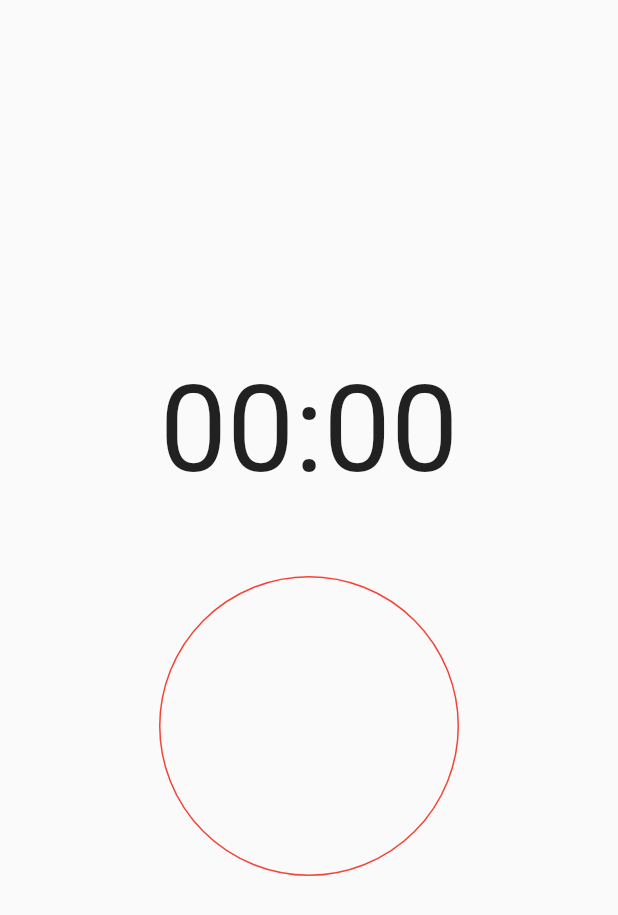
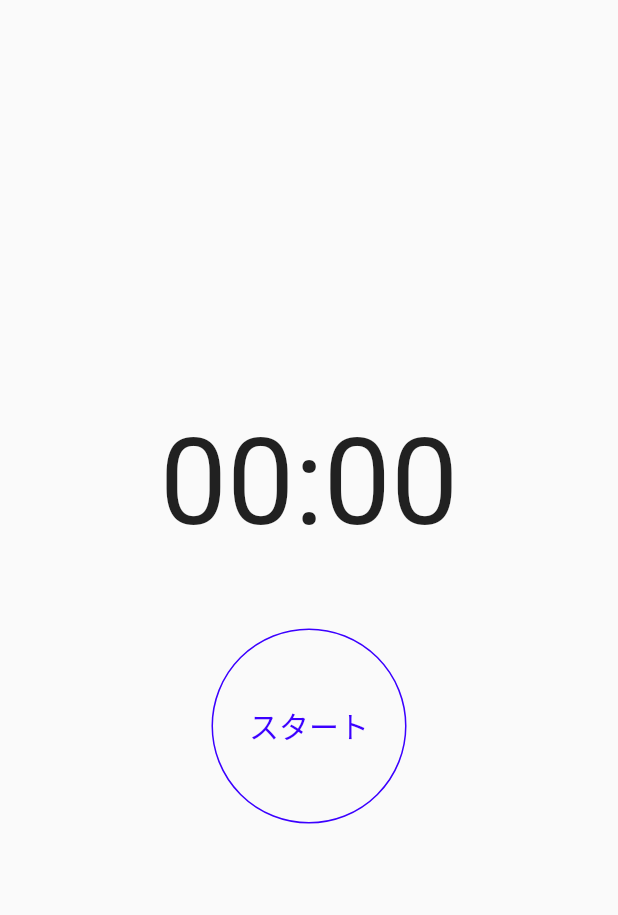
Before and after one commit to SeyaKen/ENPITSU, a Flutter app: the TextsTimer screen opened directly, on a phone screen of 412 x 824 dp. Shown: the top 915 px of the screen. Run offline on Flutter 3.47's test engine with Material 2 defaults, Android fonts, the phone set to English and light mode, and no system bars; our stand-ins replace charts_flutter, cloud_firestore, firebase_auth, firebase_core, firebase_remote_config, firebase_storage and 7 more; missing offline and left inert: cloud_firestore_web, firebase_auth_web, firebase_core_web, firebase_storage_web, google_sign_in_web, image_picker_for_web and 1 more; accounts and stored records are empty.

Commit message:
first commit commit m

```diff
--- a/lib/TextsTimer/timer.dart
+++ b/lib/TextsTimer/timer.dart
@@ -54,7 +54,9 @@ class _TextsTimerState extends State<TextsTimer> {
 
   @override
   Widget build(BuildContext context) {
-
+    // final isZero = timer == null ? false : timer!.isActive;
+    // タイマーがまだ始まっていないのか、もう一回押されたのかを確認するための処理
+    final isZero = duration.inSeconds != 0;
     return Scaffold(
         body: Center(
       child: Column(
@@ -62,6 +64,36 @@ class _TextsTimerState extends State<TextsTimer> {
         children: [
           buildTime(),
           const SizedBox(height: 50),
+          SizedBox(
+            width: MediaQuery.of(context).size.width * 0.8,
+            child: Row(
+              mainAxisAlignment: MainAxisAlignment.spaceAround,
+              children: [
+                isZero
+                    ? InkWell(
+                        onTap: () {
+                          reset();
+                        },
+                        child: Container(
+                          padding: const EdgeInsets.all(5.0),
+                          width: 80,
+                          height: 80,
+                          decoration: BoxDecoration(
+                            border: Border.all(
+                              color: Colors.black,
+                            ),
+                            borderRadius: BorderRadius.circular(1000),
+                          ),
+                          child: const Center(
+                            child: Text('リセット',
+                                style: TextStyle(
+                                  color: Colors.black,
+                                  fontSize: 12,
+                                )),
+                          ),
+                        ),
+                      )
+                    : const SizedBox(),
                 InkWell(
                   onTap: () {
                     // タイマーが進んでいたら、止まる処理、
@@ -70,12 +102,48 @@ class _TextsTimerState extends State<TextsTimer> {
                   },
                   child: Container(
                     padding: const EdgeInsets.all(5.0),
-              width: 200,
-              height: 200,
+                    width: 130,
+                    height: 130,
                     decoration: BoxDecoration(
-                border: Border.all(color: Colors.red),
+                      border: Border.all(
+                        color: GoonTimer ? Colors.red : const Color(0xff3B00FF),
+                      ),
                       borderRadius: BorderRadius.circular(1000),
                     ),
+                    child: Center(
+                      child: Text(GoonTimer ? 'ストップ' : 'スタート',
+                          style: TextStyle(
+                            color:
+                                GoonTimer ? Colors.red : const Color(0xff3B00FF),
+                            fontSize: 20,
+                          )),
+                    ),
+                  ),
+                ),
+                isZero
+                    ? InkWell(
+                        onTap: () {},
+                        child: Container(
+                          padding: const EdgeInsets.all(5.0),
+                          width: 80,
+                          height: 80,
+                          decoration: BoxDecoration(
+                            border: Border.all(
+                              color: Colors.black,
+                            ),
+                            borderRadius: BorderRadius.circular(1000),
+                          ),
+                          child: const Center(
+                            child: Text('完了',
+                                style: TextStyle(
+                                  color: Colors.black,
+                                  fontSize: 12,
+                                )),
+                          ),
+                        ),
+                      )
+                    : const SizedBox(),
+              ],
             ),
           ),
         ],
```
Lines whose indentation alone changed are shown as unchanged.
